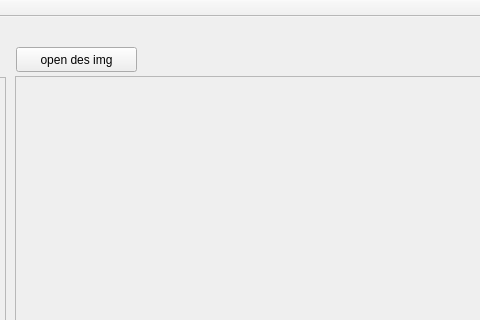
The window that mainwindow.ui (huochaitiantang/IBlending) describes before a commit, drawn with Qt 5; both pictures show x 614 to 1094 and y 0 to 320 of the 1300 by 662 pixel window.
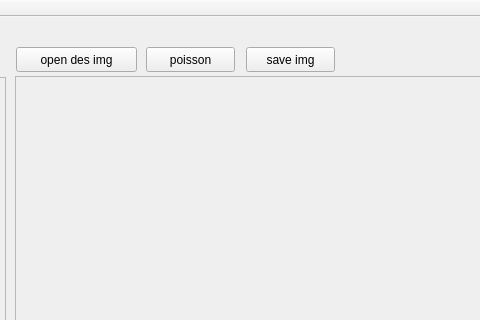
The same window after the commit.

Commit message: poisson premary

What changed in the file:
```diff
--- a/mainwindow.ui
+++ b/mainwindow.ui
@@ -160,6 +160,32 @@
      <string>select</string>
     </property>
    </widget>
+   <widget class="QPushButton" name="poisson">
+    <property name="geometry">
+     <rect>
+      <x>760</x>
+      <y>30</y>
+      <width>89</width>
+      <height>25</height>
+     </rect>
+    </property>
+    <property name="text">
+     <string>poisson</string>
+    </property>
+   </widget>
+   <widget class="QPushButton" name="save_img">
+    <property name="geometry">
+     <rect>
+      <x>860</x>
+      <y>30</y>
+      <width>89</width>
+      <height>25</height>
+     </rect>
+    </property>
+    <property name="text">
+     <string>save img</string>
+    </property>
+   </widget>
   </widget>
   <widget class="QMenuBar" name="menuBar">
    <property name="geometry">
```
The commit also changes 3 other files.
